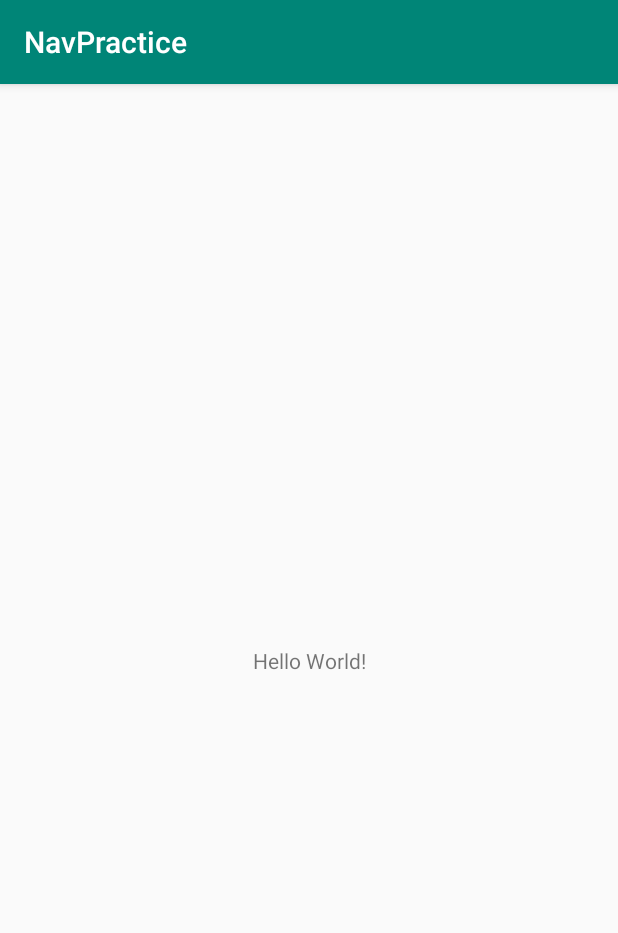
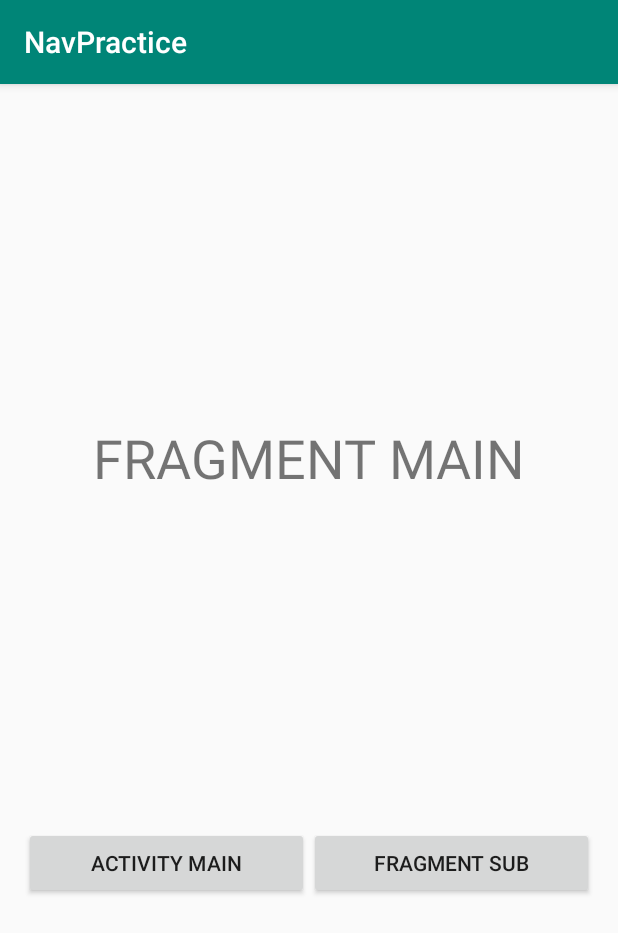
Before and after one commit to rwadada/NavPractice, an Android app: the screen it shows after launch (MainActivity), on a phone screen of 412 x 824 dp. Shown: the top 933 px of the screen. Run offline under Robolectric (Android 15) with nearby library versions, the phone set to English and light mode, and no system bars.

Commit message:
add main fragment

```diff
--- a/app/src/main/res/layout/activity_main.xml
+++ b/app/src/main/res/layout/activity_main.xml
@@ -6,13 +6,12 @@
     android:layout_height="match_parent"
     tools:context=".MainActivity">
 
-    <TextView
-        android:layout_width="wrap_content"
-        android:layout_height="wrap_content"
-        android:text="Hello World!"
-        app:layout_constraintBottom_toBottomOf="parent"
-        app:layout_constraintLeft_toLeftOf="parent"
-        app:layout_constraintRight_toRightOf="parent"
-        app:layout_constraintTop_toTopOf="parent" />
+    <fragment
+        android:id="@+id/nav_host_fragment"
+        android:name="androidx.navigation.fragment.NavHostFragment"
+        android:layout_width="match_parent"
+        android:layout_height="match_parent"
+        app:navGraph="@navigation/nav_graph"
+        app:defaultNavHost="true"/>
 
 </androidx.constraintlayout.widget.ConstraintLayout>
--- /dev/null
+++ b/app/src/main/res/navigation/nav_graph.xml
@@ -0,0 +1,13 @@
+<?xml version="1.0" encoding="utf-8"?>
+<navigation xmlns:android="http://schemas.android.com/apk/res/android"
+    xmlns:app="http://schemas.android.com/apk/res-auto"
+    xmlns:tools="http://schemas.android.com/tools"
+    android:id="@+id/nav_graph"
+    app:startDestination="@id/mainFragment">
+
+    <fragment
+        android:id="@+id/mainFragment"
+        android:name="com.rwadada.feature_main.MainFragment"
+        android:label="MainFragment"
+        tools:layout="@layout/fragment_main"/>
+</navigation>
--- /dev/null
+++ b/feature_main/src/main/java/com/rwadada/feature_main/MainFragment.kt
@@ -0,0 +1,43 @@
+package com.rwadada.feature_main
+
+import android.os.Bundle
+import android.util.Log
+import android.view.LayoutInflater
+import android.view.View
+import android.view.ViewGroup
+import android.widget.Button
+import androidx.fragment.app.Fragment
+
+class MainFragment : Fragment() {
+    companion object {
+        @Suppress("unused")
+        private val TAG: String = MainFragment::class.java.simpleName
+    }
+
+    private lateinit var button1: Button
+    private lateinit var button2: Button
+
+    override fun onCreateView(
+        inflater: LayoutInflater,
+        container: ViewGroup?,
+        savedInstanceState: Bundle?
+    ): View? {
+        val view: View = inflater.inflate(R.layout.fragment_main, container, false)
+        button1 = view.findViewById(R.id.button)
+        button2 = view.findViewById(R.id.button2)
+
+        setOnClickListeners()
+
+        return view
+    }
+
+    private fun setOnClickListeners() {
+        button1.setOnClickListener {
+            Log.d(TAG, "ON CLICK BUTTON1")
+        }
+
+        button2.setOnClickListener {
+            Log.d(TAG, "ON CLICK BUTTON2")
+        }
+    }
+}
--- /dev/null
+++ b/feature_main/src/main/res/layout/fragment_main.xml
@@ -0,0 +1,44 @@
+<?xml version="1.0" encoding="utf-8"?>
+<androidx.constraintlayout.widget.ConstraintLayout
+    xmlns:android="http://schemas.android.com/apk/res/android"
+    xmlns:app="http://schemas.android.com/apk/res-auto"
+    android:layout_width="match_parent"
+    android:layout_height="match_parent">
+
+    <TextView
+        android:id="@+id/textView"
+        android:layout_width="wrap_content"
+        android:layout_height="45dp"
+        android:text="@string/fragment_main"
+        android:gravity="center"
+        android:textAllCaps="false"
+        android:textSize="36sp"
+        app:layout_constraintBottom_toTopOf="@id/button"
+        app:layout_constraintEnd_toEndOf="parent"
+        app:layout_constraintStart_toStartOf="parent"
+        app:layout_constraintTop_toTopOf="parent" />
+
+    <Button
+        android:id="@+id/button"
+        android:layout_width="0dp"
+        android:layout_height="wrap_content"
+        android:text="@string/activity_main"
+        android:layout_marginStart="16dp"
+        app:layout_constraintHorizontal_chainStyle="packed"
+        app:layout_constraintBottom_toBottomOf="parent"
+        app:layout_constraintEnd_toStartOf="@+id/button2"
+        app:layout_constraintStart_toStartOf="parent"
+        app:layout_constraintTop_toBottomOf="@+id/textView" />
+
+    <Button
+        android:id="@+id/button2"
+        android:layout_width="0dp"
+        android:layout_height="wrap_content"
+        android:text="@string/fragment_sub"
+        android:layout_marginEnd="16dp"
+        app:layout_constraintHorizontal_chainStyle="packed"
+        app:layout_constraintBottom_toBottomOf="parent"
+        app:layout_constraintEnd_toEndOf="parent"
+        app:layout_constraintStart_toEndOf="@+id/button"
+        app:layout_constraintTop_toBottomOf="@+id/textView" />
+</androidx.constraintlayout.widget.ConstraintLayout>
--- a/feature_main/src/main/res/values/strings.xml
+++ b/feature_main/src/main/res/values/strings.xml
@@ -1,3 +1,6 @@
 <resources>
     <string name="app_name">Feature_main</string>
+    <string name="fragment_main">FRAGMENT MAIN</string>
+    <string name="activity_main">ACTIVITY MAIN</string>
+    <string name="fragment_sub">FRAGMENT SUB</string>
 </resources>
```
